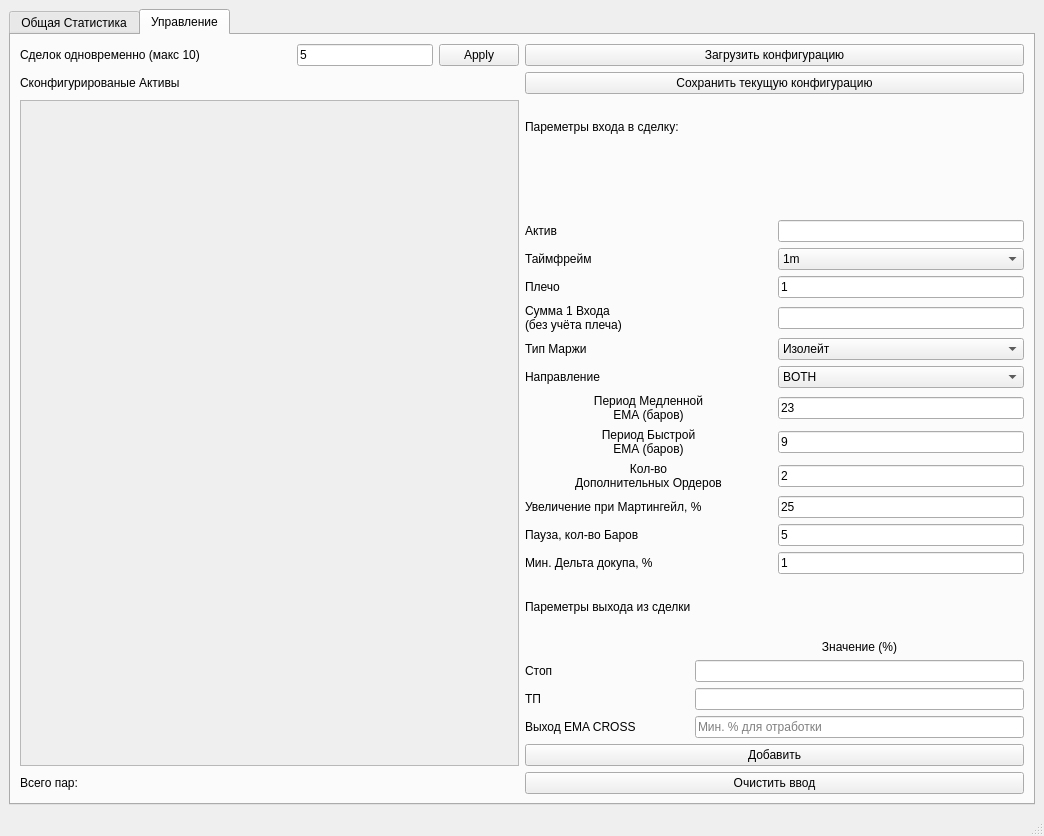
WonniPooh/ema_mart_strat, file form.ui: the form before one commit.
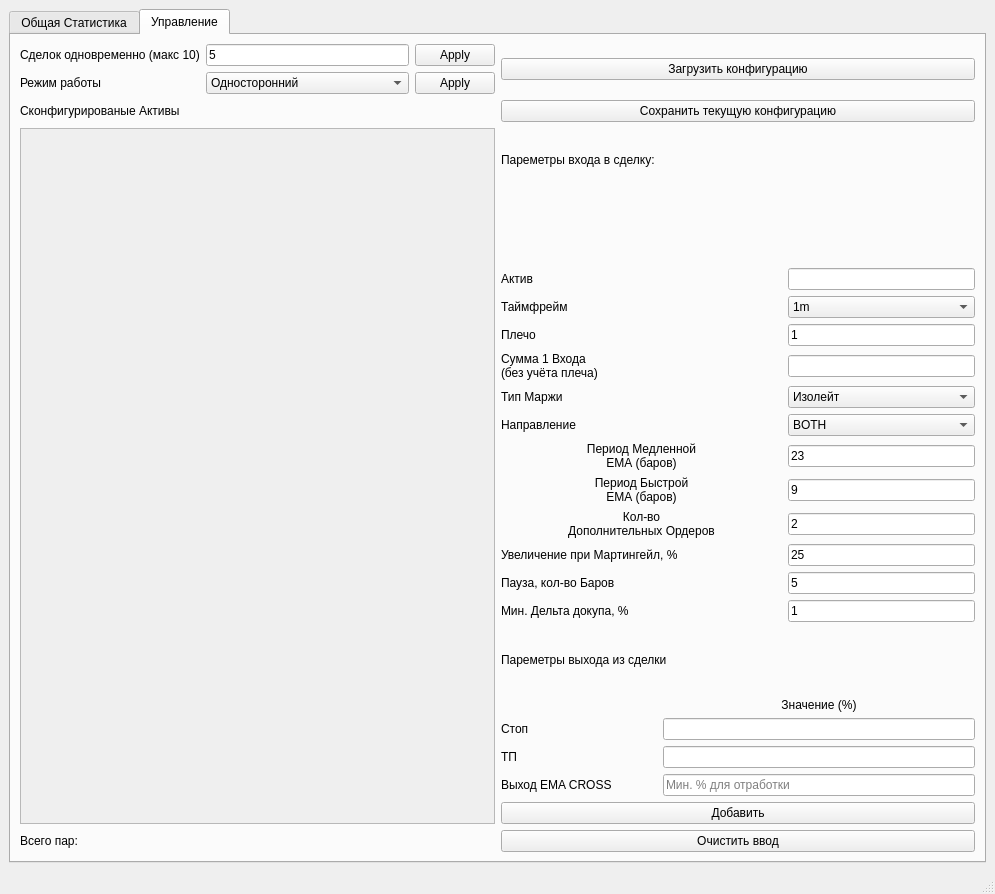
The form after the commit. The open tabs and pages were chosen to show the change.

Commit message: added processing hedge mode; added more logs and error processing; fixed bug - position increased at price worse then last order;

The edit to the form file:
```diff
--- a/form.ui
+++ b/form.ui
@@ -6,8 +6,8 @@
    <rect>
     <x>0</x>
     <y>0</y>
-    <width>1044</width>
-    <height>836</height>
+    <width>995</width>
+    <height>894</height>
    </rect>
   </property>
   <property name="windowTitle">
@@ -195,6 +195,13 @@
           </property>
          </widget>
         </item>
+        <item row="9" column="1">
+         <widget class="QPushButton" name="add_asset_cfg_btn">
+          <property name="text">
+           <string>Добавить</string>
+          </property>
+         </widget>
+        </item>
         <item row="1" column="0">
          <widget class="QLabel" name="label_5">
           <property name="text">
@@ -202,7 +209,295 @@
           </property>
          </widget>
         </item>
-        <item row="2" column="0" rowspan="6">
+        <item row="10" column="1">
+         <widget class="QPushButton" name="clean_input_btn">
+          <property name="text">
+           <string>Очистить ввод</string>
+          </property>
+         </widget>
+        </item>
+        <item row="6" column="1">
+         <layout class="QGridLayout" name="gridLayout" columnstretch="3,2">
+          <item row="4" column="1">
+           <widget class="QComboBox" name="margin_type_input">
+            <item>
+             <property name="text">
+              <string>Изолейт</string>
+             </property>
+            </item>
+            <item>
+             <property name="text">
+              <string>Кросс</string>
+             </property>
+            </item>
+           </widget>
+          </item>
+          <item row="5" column="0">
+           <widget class="QLabel" name="direction_lbl">
+            <property name="text">
+             <string>Направление</string>
+            </property>
+           </widget>
+          </item>
+          <item row="0" column="1">
+           <widget class="QLineEdit" name="symbol_input">
+            <property name="alignment">
+             <set>Qt::AlignLeading|Qt::AlignLeft|Qt::AlignVCenter</set>
+            </property>
+           </widget>
+          </item>
+          <item row="2" column="1">
+           <widget class="QLineEdit" name="leverage_input">
+            <property name="text">
+             <string>1</string>
+            </property>
+           </widget>
+          </item>
+          <item row="8" column="1">
+           <widget class="QLineEdit" name="max_mart_depth_input">
+            <property name="text">
+             <string>2</string>
+            </property>
+           </widget>
+          </item>
+          <item row="1" column="1">
+           <widget class="QComboBox" name="tf_input">
+            <item>
+             <property name="text">
+              <string>1m</string>
+             </property>
+            </item>
+            <item>
+             <property name="text">
+              <string>3m</string>
+             </property>
+            </item>
+            <item>
+             <property name="text">
+              <string>5m</string>
+             </property>
+            </item>
+            <item>
+             <property name="text">
+              <string>15m</string>
+             </property>
+            </item>
+            <item>
+             <property name="text">
+              <string>30m</string>
+             </property>
+            </item>
+            <item>
+             <property name="text">
+              <string>1h</string>
+             </property>
+            </item>
+            <item>
+             <property name="text">
+              <string>4h</string>
+             </property>
+            </item>
+            <item>
+             <property name="text">
+              <string>6h</string>
+             </property>
+            </item>
+            <item>
+             <property name="text">
+              <string>12h</string>
+             </property>
+            </item>
+           </widget>
+          </item>
+          <item row="6" column="0">
+           <widget class="QLabel" name="slow_ema_period_lbl">
+            <property name="text">
+             <string>Период Медленной
+ЕМА (баров)</string>
+            </property>
+            <property name="alignment">
+             <set>Qt::AlignCenter</set>
+            </property>
+           </widget>
+          </item>
+          <item row="11" column="0">
+           <widget class="QLabel" name="min_delta_perc_lbl">
+            <property name="text">
+             <string>Мин. Дельта докупа, %</string>
+            </property>
+           </widget>
+          </item>
+          <item row="0" column="0">
+           <widget class="QLabel" name="asset_lbl">
+            <property name="text">
+             <string>Актив</string>
+            </property>
+           </widget>
+          </item>
+          <item row="9" column="0">
+           <widget class="QLabel" name="mart_coef_lbl">
+            <property name="text">
+             <string>Увеличение при Мартингейл, %</string>
+            </property>
+           </widget>
+          </item>
+          <item row="2" column="0">
+           <widget class="QLabel" name="leverage_lbl">
+            <property name="text">
+             <string>Плечо</string>
+            </property>
+           </widget>
+          </item>
+          <item row="5" column="1">
+           <widget class="QComboBox" name="allowed_direction_input">
+            <item>
+             <property name="text">
+              <string>BOTH</string>
+             </property>
+            </item>
+            <item>
+             <property name="text">
+              <string>Только LONG</string>
+             </property>
+            </item>
+            <item>
+             <property name="text">
+              <string>Только SHORT</string>
+             </property>
+            </item>
+           </widget>
+          </item>
+          <item row="1" column="0">
+           <widget class="QLabel" name="tf_lbl">
+            <property name="text">
+             <string>Таймфрейм</string>
+            </property>
+           </widget>
+          </item>
+          <item row="8" column="0">
+           <widget class="QLabel" name="max_mart_depth_lbl">
+            <property name="text">
+             <string>Кол-во
+Дополнительных Ордеров</string>
+            </property>
+            <property name="alignment">
+             <set>Qt::AlignCenter</set>
+            </property>
+           </widget>
+          </item>
+          <item row="11" column="1">
+           <widget class="QLineEdit" name="min_delta_perc_input">
+            <property name="text">
+             <string>1</string>
+            </property>
+           </widget>
+          </item>
+          <item row="9" column="1">
+           <widget class="QLineEdit" name="mart_coef_input">
+            <property name="text">
+             <string>25</string>
+            </property>
+           </widget>
+          </item>
+          <item row="7" column="1">
+           <widget class="QLineEdit" name="fast_ema_period_input">
+            <property name="text">
+             <string>9</string>
+            </property>
+           </widget>
+          </item>
+          <item row="6" column="1">
+           <widget class="QLineEdit" name="slow_ema_period_input">
+            <property name="text">
+             <string>23</string>
+            </property>
+           </widget>
+          </item>
+          <item row="4" column="0">
+           <widget class="QLabel" name="margin_type_lbl">
+            <property name="text">
+             <string>Тип Маржи</string>
+            </property>
+           </widget>
+          </item>
+          <item row="7" column="0">
+           <widget class="QLabel" name="fast_ema_period_lbl">
+            <property name="text">
+             <string>Период Быстрой
+ЕМА (баров)</string>
+            </property>
+            <property name="alignment">
+             <set>Qt::AlignCenter</set>
+            </property>
+           </widget>
+          </item>
+          <item row="10" column="0">
+           <widget class="QLabel" name="pause_bars_num_lbl">
+            <property name="text">
+             <string>Пауза, кол-во Баров</string>
+            </property>
+           </widget>
+          </item>
+          <item row="3" column="1">
+           <widget class="QLineEdit" name="deal_deposit_input">
+            <property name="inputMask">
+             <string/>
+            </property>
+           </widget>
+          </item>
+          <item row="3" column="0">
+           <widget class="QLabel" name="deal_deposit_lbl">
+            <property name="text">
+             <string>Сумма 1 Входа
+(без учёта плеча)</string>
+            </property>
+           </widget>
+          </item>
+          <item row="10" column="1">
+           <widget class="QLineEdit" name="pause_bars_num_input">
+            <property name="text">
+             <string>5</string>
+            </property>
+           </widget>
+          </item>
+         </layout>
+        </item>
+        <item row="1" column="1">
+         <widget class="QPushButton" name="save_cfg_btn">
+          <property name="text">
+           <string>Сохранить текущую конфигурацию</string>
+          </property>
+         </widget>
+        </item>
+        <item row="10" column="0">
+         <layout class="QHBoxLayout" name="horizontalLayout_2">
+          <item>
+           <widget class="QLabel" name="total_symbols">
+            <property name="text">
+             <string>Всего пар:</string>
+            </property>
+           </widget>
+          </item>
+          <item>
+           <widget class="QLabel" name="total_symbols_val">
+            <property name="text">
+             <string/>
+            </property>
+           </widget>
+          </item>
+         </layout>
+        </item>
+        <item row="7" column="1">
+         <widget class="QLabel" name="header_2">
+          <property name="text">
+           <string>Пареметры выхода из сделки</string>
+          </property>
+          <property name="alignment">
+           <set>Qt::AlignLeading|Qt::AlignLeft|Qt::AlignVCenter</set>
+          </property>
+         </widget>
+        </item>
+        <item row="4" column="0" rowspan="6">
          <widget class="QScrollArea" name="configuredSymbolsScrollArea">
           <property name="widgetResizable">
            <bool>true</bool>
@@ -212,8 +507,8 @@
             <rect>
              <x>0</x>
              <y>0</y>
-             <width>497</width>
-             <height>622</height>
+             <width>473</width>
+             <height>648</height>
             </rect>
            </property>
            <layout class="QVBoxLayout" name="verticalLayout">
@@ -238,14 +533,7 @@
           </widget>
          </widget>
         </item>
-        <item row="1" column="1">
-         <widget class="QPushButton" name="save_cfg_btn">
-          <property name="text">
-           <string>Сохранить текущую конфигурацию</string>
-          </property>
-         </widget>
-        </item>
-        <item row="2" column="1">
+        <item row="4" column="1">
          <widget class="QLabel" name="header_3">
           <property name="text">
            <string>Пареметры входа в сделку:</string>
@@ -253,13 +541,6 @@
          </widget>
         </item>
         <item row="8" column="1">
-         <widget class="QPushButton" name="clean_input_btn">
-          <property name="text">
-           <string>Очистить ввод</string>
-          </property>
-         </widget>
-        </item>
-        <item row="6" column="1">
          <layout class="QGridLayout" name="gridLayout_2" columnstretch="1,2">
           <item row="2" column="0">
            <widget class="QLabel" name="tp1_lbl">
@@ -310,305 +591,55 @@
           </item>
          </layout>
         </item>
-        <item row="8" column="0">
-         <layout class="QHBoxLayout" name="horizontalLayout_2">
-          <item>
-           <widget class="QLabel" name="total_symbols">
-            <property name="text">
-             <string>Всего пар:</string>
-            </property>
-           </widget>
-          </item>
-          <item>
-           <widget class="QLabel" name="total_symbols_val">
-            <property name="text">
-             <string/>
-            </property>
-           </widget>
-          </item>
-         </layout>
-        </item>
-        <item row="7" column="1">
-         <widget class="QPushButton" name="add_asset_cfg_btn">
-          <property name="text">
-           <string>Добавить</string>
-          </property>
-         </widget>
-        </item>
-        <item row="4" column="1">
-         <layout class="QGridLayout" name="gridLayout" columnstretch="1,1">
-          <item row="4" column="0">
-           <widget class="QLabel" name="margin_type_lbl">
-            <property name="text">
-             <string>Тип Маржи</string>
-            </property>
-           </widget>
-          </item>
-          <item row="5" column="0">
-           <widget class="QLabel" name="direction_lbl">
-            <property name="text">
-             <string>Направление</string>
-            </property>
-           </widget>
-          </item>
-          <item row="6" column="1">
-           <widget class="QLineEdit" name="slow_ema_period_input">
-            <property name="text">
-             <string>23</string>
-            </property>
-           </widget>
-          </item>
-          <item row="6" column="0">
-           <widget class="QLabel" name="slow_ema_period_lbl">
-            <property name="text">
-             <string>Период Медленной
-ЕМА (баров)</string>
-            </property>
-            <property name="alignment">
-             <set>Qt::AlignCenter</set>
-            </property>
-           </widget>
-          </item>
-          <item row="11" column="0">
-           <widget class="QLabel" name="min_delta_perc_lbl">
-            <property name="text">
-             <string>Мин. Дельта докупа, %</string>
-            </property>
-           </widget>
-          </item>
-          <item row="4" column="1">
-           <widget class="QComboBox" name="margin_type_input">
-            <item>
-             <property name="text">
-              <string>Изолейт</string>
-             </property>
-            </item>
-            <item>
-             <property name="text">
-              <string>Кросс</string>
-             </property>
-            </item>
-           </widget>
-          </item>
-          <item row="11" column="1">
-           <widget class="QLineEdit" name="min_delta_perc_input">
-            <property name="text">
-             <string>1</string>
-            </property>
-           </widget>
-          </item>
-          <item row="10" column="1">
-           <widget class="QLineEdit" name="pause_bars_num_input">
-            <property name="text">
-             <string>5</string>
-            </property>
-           </widget>
-          </item>
-          <item row="8" column="1">
-           <widget class="QLineEdit" name="max_mart_depth_input">
-            <property name="text">
-             <string>2</string>
-            </property>
-           </widget>
-          </item>
-          <item row="3" column="1">
-           <widget class="QLineEdit" name="deal_deposit_input">
-            <property name="inputMask">
-             <string/>
-            </property>
-           </widget>
-          </item>
-          <item row="2" column="0">
-           <widget class="QLabel" name="leverage_lbl">
-            <property name="text">
-             <string>Плечо</string>
-            </property>
-           </widget>
-          </item>
-          <item row="7" column="0">
-           <widget class="QLabel" name="fast_ema_period_lbl">
-            <property name="text">
-             <string>Период Быстрой
-ЕМА (баров)</string>
-            </property>
-            <property name="alignment">
-             <set>Qt::AlignCenter</set>
-            </property>
-           </widget>
-          </item>
-          <item row="10" column="0">
-           <widget class="QLabel" name="pause_bars_num_lbl">
-            <property name="text">
-             <string>Пауза, кол-во Баров</string>
-            </property>
-           </widget>
-          </item>
-          <item row="0" column="0">
-           <widget class="QLabel" name="asset_lbl">
-            <property name="text">
-             <string>Актив</string>
-            </property>
-           </widget>
-          </item>
-          <item row="1" column="0">
-           <widget class="QLabel" name="tf_lbl">
-            <property name="text">
-             <string>Таймфрейм</string>
-            </property>
-           </widget>
-          </item>
-          <item row="1" column="1">
-           <widget class="QComboBox" name="tf_input">
-            <item>
-             <property name="text">
-              <string>1m</string>
-             </property>
-            </item>
-            <item>
-             <property name="text">
-              <string>3m</string>
-             </property>
-            </item>
-            <item>
-             <property name="text">
-              <string>5m</string>
-             </property>
-            </item>
-            <item>
-             <property name="text">
-              <string>15m</string>
-             </property>
-            </item>
-            <item>
-             <property name="text">
-              <string>30m</string>
-             </property>
-            </item>
-            <item>
-             <property name="text">
-              <string>1h</string>
-             </property>
-            </item>
-            <item>
-             <property name="text">
-              <string>4h</string>
-             </property>
-            </item>
-            <item>
-             <property name="text">
-              <string>6h</string>
-             </property>
-            </item>
-            <item>
-             <property name="text">
-              <string>12h</string>
-             </property>
-            </item>
-           </widget>
-          </item>
-          <item row="7" column="1">
-           <widget class="QLineEdit" name="fast_ema_period_input">
-            <property name="text">
-             <string>9</string>
-            </property>
-           </widget>
-          </item>
-          <item row="8" column="0">
-           <widget class="QLabel" name="max_mart_depth_lbl">
-            <property name="text">
-             <string>Кол-во
-Дополнительных Ордеров</string>
-            </property>
-            <property name="alignment">
-             <set>Qt::AlignCenter</set>
-            </property>
-           </widget>
-          </item>
-          <item row="2" column="1">
-           <widget class="QLineEdit" name="leverage_input">
-            <property name="text">
-             <string>1</string>
-            </property>
-           </widget>
-          </item>
-          <item row="0" column="1">
-           <widget class="QLineEdit" name="symbol_input">
-            <property name="alignment">
-             <set>Qt::AlignLeading|Qt::AlignLeft|Qt::AlignVCenter</set>
-            </property>
-           </widget>
-          </item>
-          <item row="3" column="0">
-           <widget class="QLabel" name="deal_deposit_lbl">
-            <property name="text">
-             <string>Сумма 1 Входа
-(без учёта плеча)</string>
-            </property>
-           </widget>
-          </item>
-          <item row="5" column="1">
-           <widget class="QComboBox" name="allowed_direction_input">
-            <item>
-             <property name="text">
-              <string>BOTH</string>
-             </property>
-            </item>
-            <item>
-             <property name="text">
-              <string>Только LONG</string>
-             </property>
-            </item>
-            <item>
-             <property name="text">
-              <string>Только SHORT</string>
-             </property>
-            </item>
-           </widget>
-          </item>
-          <item row="9" column="1">
-           <widget class="QLineEdit" name="mart_coef_input">
-            <property name="text">
-             <string>25</string>
-            </property>
-           </widget>
-          </item>
-          <item row="9" column="0">
-           <widget class="QLabel" name="mart_coef_lbl">
-            <property name="text">
-             <string>Увеличение при Мартингейл, %</string>
-            </property>
-           </widget>
-          </item>
-         </layout>
-        </item>
-        <item row="5" column="1">
-         <widget class="QLabel" name="header_2">
-          <property name="text">
-           <string>Пареметры выхода из сделки</string>
-          </property>
-          <property name="alignment">
-           <set>Qt::AlignLeading|Qt::AlignLeft|Qt::AlignVCenter</set>
-          </property>
-         </widget>
-        </item>
         <item row="0" column="0">
-         <layout class="QHBoxLayout" name="horizontalLayout" stretch="2,1,0">
-          <item>
+         <layout class="QGridLayout" name="gridLayout_6">
+          <property name="topMargin">
+           <number>0</number>
+          </property>
+          <item row="0" column="2">
+           <widget class="QPushButton" name="max_simultaneous_deals_btn">
+            <property name="text">
+             <string>Apply</string>
+            </property>
+           </widget>
+          </item>
+          <item row="0" column="0">
            <widget class="QLabel" name="max_simultaneous_deals_lbl">
             <property name="text">
              <string>Сделок одновременно (макс 10)</string>
             </property>
            </widget>
           </item>
-          <item>
+          <item row="1" column="1">
+           <widget class="QComboBox" name="account_mode_input">
+            <item>
+             <property name="text">
+              <string>Односторонний</string>
+             </property>
+            </item>
+            <item>
+             <property name="text">
+              <string>Хэдж</string>
+             </property>
+            </item>
+           </widget>
+          </item>
+          <item row="0" column="1">
            <widget class="QLineEdit" name="max_simultaneous_deals_input">
             <property name="text">
              <string>5</string>
             </property>
            </widget>
           </item>
-          <item>
-           <widget class="QPushButton" name="max_simultaneous_deals_btn">
+          <item row="1" column="0">
+           <widget class="QLabel" name="account_mode_lbl">
+            <property name="text">
+             <string>Режим работы</string>
+            </property>
+           </widget>
+          </item>
+          <item row="1" column="2">
+           <widget class="QPushButton" name="account_mode_btn">
             <property name="text">
              <string>Apply</string>
             </property>
```
Left out of the diff: 4 changed lines with no effect on the pictures. The commit also changes 9 other files.
